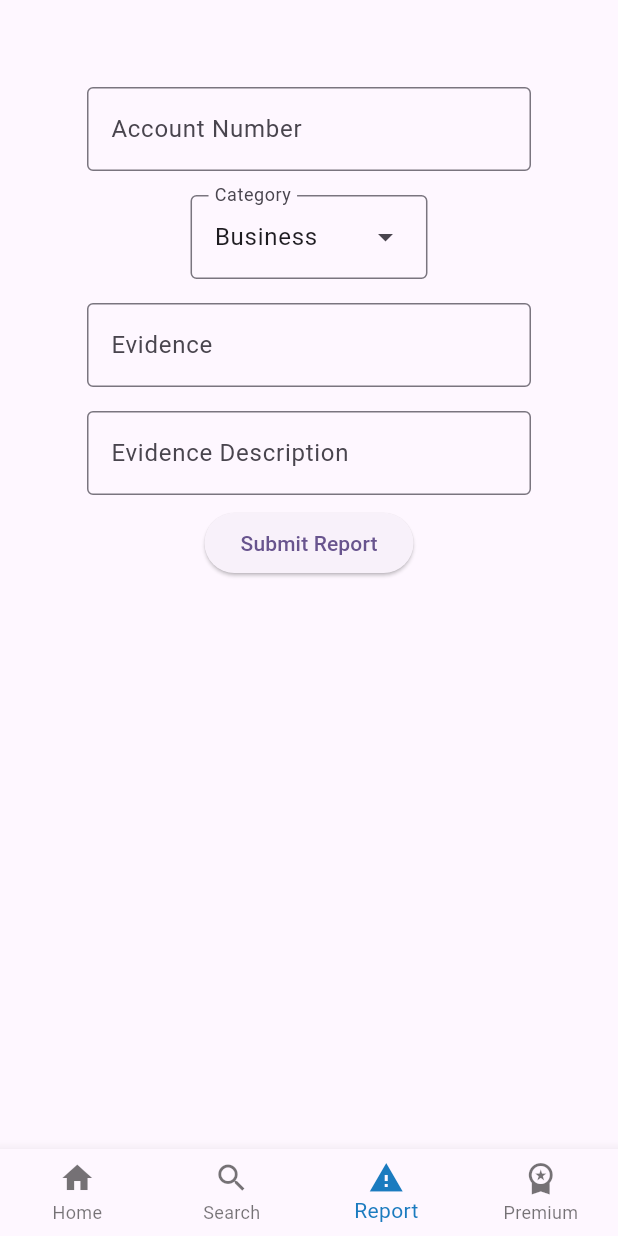
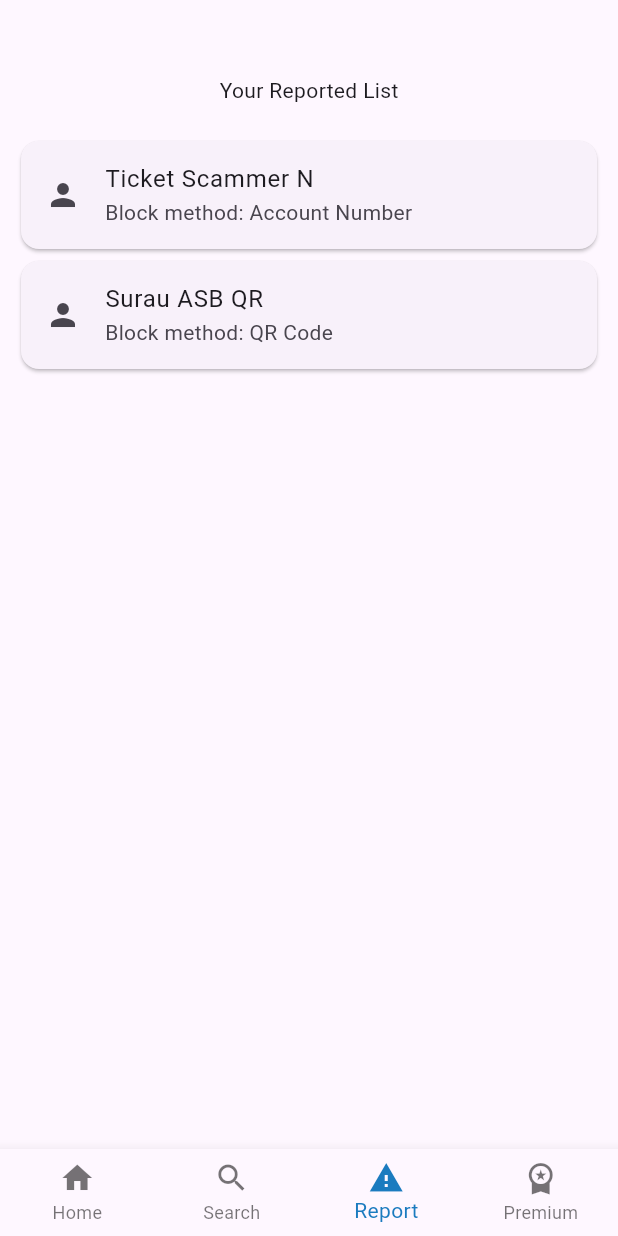
Before and after one commit to Addin15/elakscam_frontend, a Flutter app: the screen it shows after launch, item 3 of the bottom bar chosen, on a phone screen of 412 x 824 dp. Run offline on Flutter 3.47's test engine with Material 2 defaults, Android fonts, the phone set to English and light mode, and no system bars; our stand-ins replace carousel_slider, flutter_spinkit, responsive_sizer; missing offline and left inert: qr_code_scanner.

Commit message:
push block account
set nav

```diff
--- /dev/null
+++ b/lib/pages/block_account_page.dart
@@ -0,0 +1,38 @@
+import 'package:flutter/material.dart';
+
+class BlockAccount extends StatefulWidget {
+  const BlockAccount({super.key});
+
+  @override
+  State<BlockAccount> createState() => _BlockAccountState();
+}
+
+class _BlockAccountState extends State<BlockAccount> {
+  @override
+  Widget build(BuildContext context) {
+    return const Padding(
+        padding: EdgeInsets.only(top: 50, left: 10, right: 10),
+        child: Column(
+          children: [
+            Text('Your Reported List'),
+            SizedBox(
+              height: 20,
+            ),
+            Card(
+              child: ListTile(
+                leading: Icon(Icons.person),
+                title: Text('Ticket Scammer N'),
+                subtitle: Text('Block method: Account Number'),
+              ),
+            ),
+            Card(
+              child: ListTile(
+                leading: Icon(Icons.person),
+                title: Text('Surau ASB QR'),
+                subtitle: Text('Block method: QR Code'),
+              ),
+            ),
+          ],
+        ));
+  }
+}
--- a/lib/pages/nav.dart
+++ b/lib/pages/nav.dart
@@ -1,4 +1,5 @@
 import 'package:elakscam_frontend/configs/color.dart';
+import 'package:elakscam_frontend/pages/block_account_page.dart';
 import 'package:elakscam_frontend/pages/premium_page.dart';
 import 'package:elakscam_frontend/pages/report_page.dart';
 import 'package:elakscam_frontend/pages/search_page.dart';
@@ -25,7 +26,7 @@ class _NavState extends State<Nav> {
           body: [
             Home(),
             SearchPage(),
-            ReportPage(),
+            BlockAccount(),
             PremiumPage(),
           ][currentPage],
           bottomNavigationBar: BottomNavigationBar(
```
